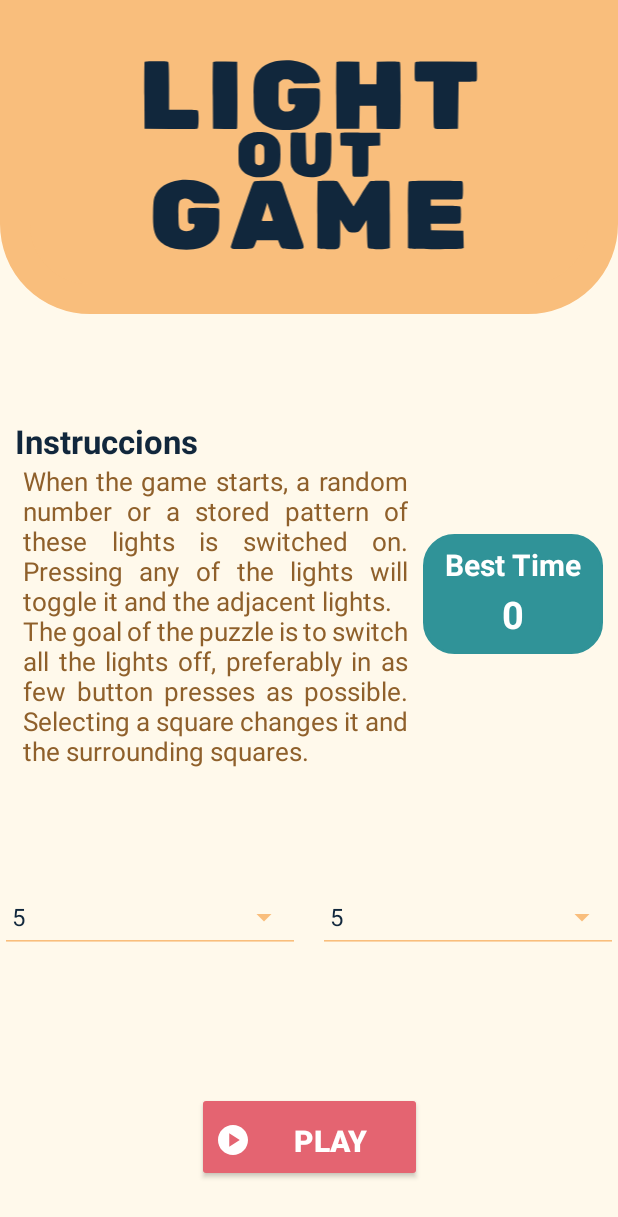
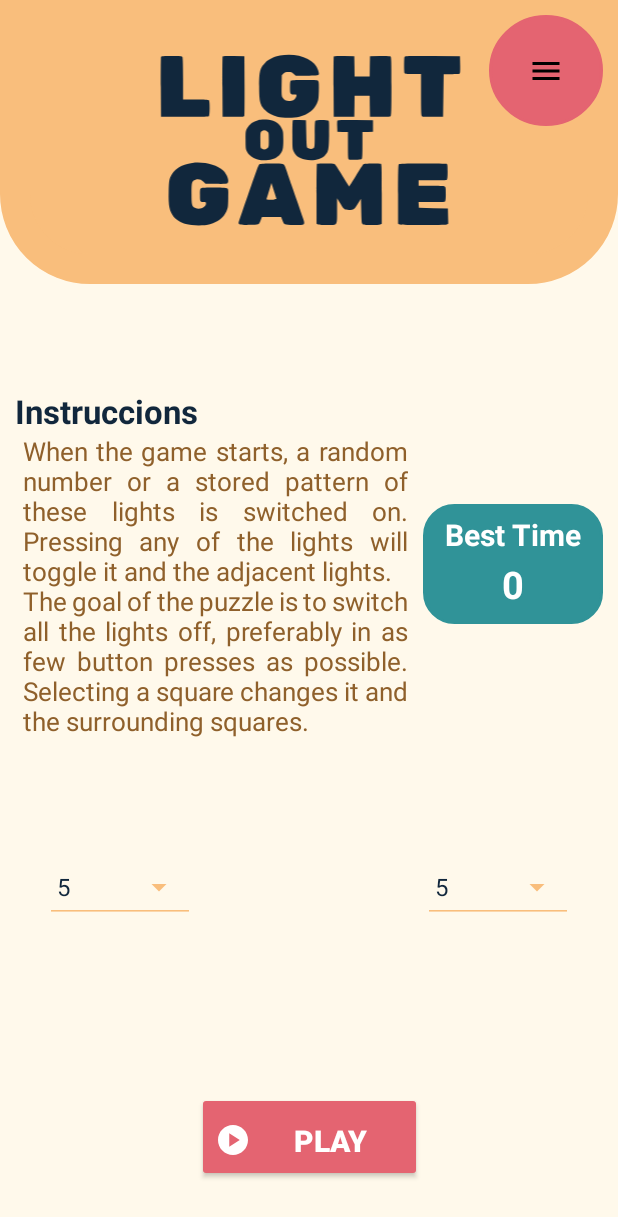
Before and after one commit to lisb3th21/Light-out-game, an Android app: the screen it shows after launch (MainActivity), on a phone screen of 412 x 824 dp. Shown: the top 1217 px of the screen. Run offline under Robolectric (Android 15) with nearby library versions, the phone set to English and light mode, and no system bars.

Commit message:
Implementar funcion del boton del menú

```diff
--- /dev/null
+++ b/app/src/main/res/drawable/ic_baseline_menu_24.xml
@@ -0,0 +1,5 @@
+<vector android:height="24dp" android:tint="#000000"
+    android:viewportHeight="24" android:viewportWidth="24"
+    android:width="24dp" xmlns:android="http://schemas.android.com/apk/res/android">
+    <path android:fillColor="@android:color/white" android:pathData="M3,18h18v-2L3,16v2zM3,13h18v-2L3,11v2zM3,6v2h18L21,6L3,6z"/>
+</vector>
--- /dev/null
+++ b/app/src/main/res/drawable/rounded_button.xml
@@ -0,0 +1,18 @@
+<shape xmlns:android="http://schemas.android.com/apk/res/android"
+    android:shape="oval">
+
+    <solid android:color="@color/fifth" />
+
+    <stroke
+        android:width="2dp"
+        android:color="@color/fifth" />
+
+    <padding
+        android:bottom="5dp"
+        android:left="5dp"
+        android:right="5dp"
+        android:top="5dp" />
+
+    <corners android:radius="20dp" />
+
+</shape>
--- a/app/src/main/res/layout/activity_main.xml
+++ b/app/src/main/res/layout/activity_main.xml
@@ -23,8 +23,8 @@
 
         <androidx.appcompat.widget.AppCompatImageView
             android:id="@+id/imageView"
-            android:layout_width="0dp"
-            android:layout_height="200dp"
+            android:layout_width="180dp"
+            android:layout_height="180dp"
             android:layout_weight="1"
             android:src="@drawable/ic_icon"
             app:tint="@color/text" />
@@ -140,10 +140,12 @@
         app:layout_constraintVertical_bias="0.573" />
 
     <androidx.appcompat.widget.AppCompatSpinner
-    android:id="@+id/spinner_height"
+        android:id="@+id/spinner_height"
         style="@style/Widget.AppCompat.Spinner.Underlined"
-        android:layout_width="200dp"
+        android:layout_width="100dp"
         android:layout_height="wrap_content"
+        android:layout_marginHorizontal="30sp"
+
         android:entries="@array/size_selection"
         android:minHeight="48dp"
         android:theme="@style/Spinner"
@@ -153,10 +155,12 @@
     <androidx.appcompat.widget.AppCompatSpinner
         android:id="@+id/spinner_width"
         style="@style/Widget.AppCompat.Spinner.Underlined"
-        android:layout_width="200dp"
+        android:layout_width="100dp"
+        android:layout_marginHorizontal="30sp"
         android:layout_height="wrap_content"
         android:entries="@array/size_selection"
         android:minHeight="48dp"
+
         android:theme="@style/Spinner"
         app:layout_constraintEnd_toEndOf="parent"
 
@@ -180,4 +184,15 @@
         app:layout_constraintHorizontal_bias="0.501"
         app:layout_constraintStart_toStartOf="parent" />
 
+    <ImageButton
+        android:id="@+id/menu_button"
+        android:layout_width="76dp"
+        android:layout_height="74dp"
+        android:layout_weight="1"
+        android:layout_margin="10sp"
+        app:layout_constraintEnd_toEndOf="parent"
+        app:layout_constraintTop_toTopOf="parent"
+        android:background="@drawable/rounded_button"
+        app:srcCompat="@drawable/ic_baseline_menu_24" />
+
 </androidx.constraintlayout.widget.ConstraintLayout>
```
